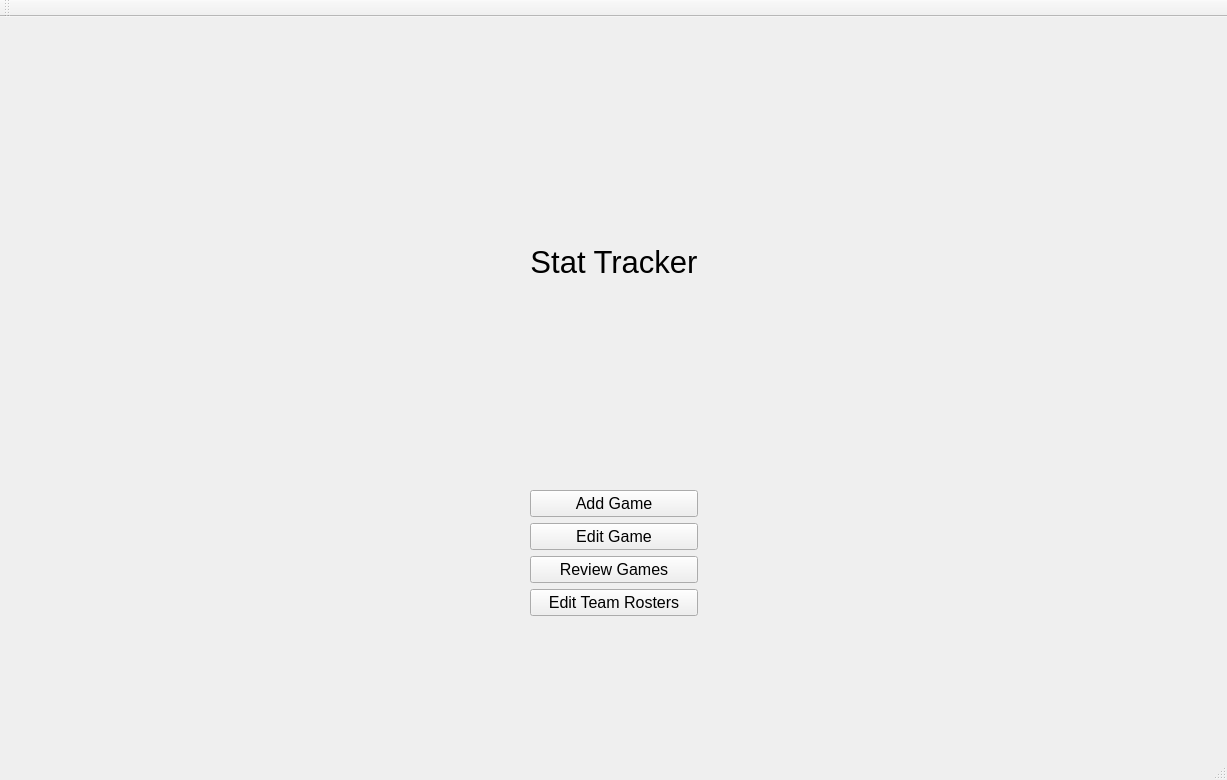
Before: the Qt Designer form mainwindow.ui in MercifulZebra/League-Stat-Tracker, drawn with Qt 5.
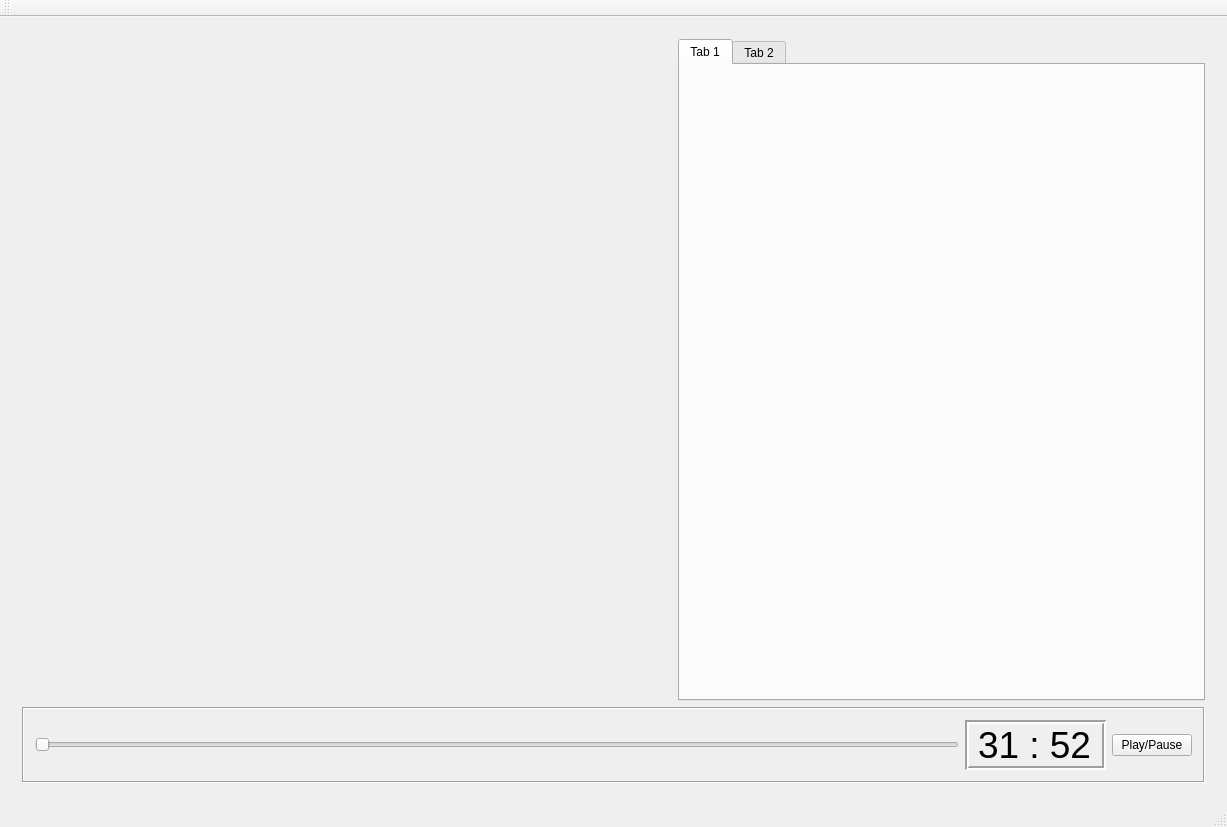
After: the same form once the commit is applied. Icons and pictures are not drawn. Custom widgets are drawn as their Qt base class.

What changed in the file:
```diff
--- a/mainwindow.ui
+++ b/mainwindow.ui
@@ -7,7 +7,7 @@
     <x>0</x>
     <y>0</y>
     <width>1227</width>
-    <height>780</height>
+    <height>827</height>
    </rect>
   </property>
   <property name="windowTitle">
@@ -15,13 +15,140 @@
   </property>
   <widget class="QWidget" name="centralWidget">
    <layout class="QGridLayout" name="gridLayout">
-    <item row="2" column="1">
+    <item row="1" column="0">
      <widget class="QStackedWidget" name="stackedWidget">
       <property name="currentIndex">
-       <number>1</number>
+       <number>0</number>
       </property>
-      <widget class="QWidget" name="page"/>
-      <widget class="QWidget" name="page_2">
+      <widget class="QWidget" name="EditGameWidget">
+       <layout class="QVBoxLayout" name="verticalLayout">
+        <item>
+         <layout class="QHBoxLayout" name="horizontalLayout_2">
+          <item>
+           <widget class="SquareLabel" name="label">
+            <property name="sizePolicy">
+             <sizepolicy hsizetype="Preferred" vsizetype="Preferred">
+              <horstretch>0</horstretch>
+              <verstretch>0</verstretch>
+             </sizepolicy>
+            </property>
+            <property name="minimumSize">
+             <size>
+              <width>650</width>
+              <height>650</height>
+             </size>
+            </property>
+            <property name="maximumSize">
+             <size>
+              <width>1200</width>
+              <height>1200</height>
+             </size>
+            </property>
+            <property name="baseSize">
+             <size>
+              <width>650</width>
+              <height>650</height>
+             </size>
+            </property>
+            <property name="text">
+             <string/>
+            </property>
+            <property name="pixmap">
+             <pixmap resource="resources/resources.qrc">:/new/TestImages/TestImages/BlobBlack.bmp</pixmap>
+            </property>
+            <property name="scaledContents">
+             <bool>true</bool>
+            </property>
+            <property name="alignment">
+             <set>Qt::AlignCenter</set>
+            </property>
+           </widget>
+          </item>
+          <item>
+           <widget class="QTabWidget" name="tabWidget">
+            <property name="sizePolicy">
+             <sizepolicy hsizetype="Expanding" vsizetype="Expanding">
+              <horstretch>0</horstretch>
+              <verstretch>0</verstretch>
+             </sizepolicy>
+            </property>
+            <property name="maximumSize">
+             <size>
+              <width>800</width>
+              <height>16777215</height>
+             </size>
+            </property>
+            <widget class="QWidget" name="tab_3">
+             <attribute name="title">
+              <string>Tab 1</string>
+             </attribute>
+            </widget>
+            <widget class="QWidget" name="tab_4">
+             <attribute name="title">
+              <string>Tab 2</string>
+             </attribute>
+            </widget>
+           </widget>
+          </item>
+         </layout>
+        </item>
+        <item>
+         <widget class="QFrame" name="frame_2">
+          <property name="frameShape">
+           <enum>QFrame::Box</enum>
+          </property>
+          <property name="frameShadow">
+           <enum>QFrame::Sunken</enum>
+          </property>
+          <property name="lineWidth">
+           <number>1</number>
+          </property>
+          <layout class="QHBoxLayout" name="horizontalLayout">
+           <item>
+            <widget class="QSlider" name="horizontalSlider">
+             <property name="orientation">
+              <enum>Qt::Horizontal</enum>
+             </property>
+            </widget>
+           </item>
+           <item>
+            <widget class="QLabel" name="label_2">
+             <property name="font">
+              <font>
+               <pointsize>28</pointsize>
+              </font>
+             </property>
+             <property name="autoFillBackground">
+              <bool>true</bool>
+             </property>
+             <property name="frameShape">
+              <enum>QFrame::Box</enum>
+             </property>
+             <property name="frameShadow">
+              <enum>QFrame::Sunken</enum>
+             </property>
+             <property name="lineWidth">
+              <number>2</number>
+             </property>
+             <property name="text">
+              <string>31 : 52</string>
+             </property>
+            </widget>
+           </item>
+           <item>
+            <widget class="QPushButton" name="pushButton">
+             <property name="text">
+              <string>Play/Pause</string>
+             </property>
+            </widget>
+           </item>
+          </layout>
+         </widget>
+        </item>
+       </layout>
+      </widget>
+      <widget class="QWidget" name="reserved"/>
+      <widget class="QWidget" name="mainScreen">
        <layout class="QGridLayout" name="gridLayout_2">
         <item row="8" column="1">
          <spacer name="verticalSpacer_2">
@@ -40,7 +167,7 @@
          </spacer>
         </item>
         <item row="2" column="1">
-         <widget class="QLabel" name="label">
+         <widget class="QLabel" name="titleLabel">
           <property name="font">
            <font>
             <pointsize>23</pointsize>
@@ -82,7 +209,7 @@
          </widget>
         </item>
         <item row="4" column="1">
-         <widget class="QPushButton" name="pushButton">
+         <widget class="QPushButton" name="addGameButton">
           <property name="sizePolicy">
            <sizepolicy hsizetype="Minimum" vsizetype="Fixed">
             <horstretch>0</horstretch>
@@ -196,6 +323,15 @@
   <widget class="QStatusBar" name="statusBar"/>
  </widget>
  <layoutdefault spacing="6" margin="11"/>
- <resources/>
+ <customwidgets>
+  <customwidget>
+   <class>SquareLabel</class>
+   <extends>QLabel</extends>
+   <header>squarelabel.h</header>
+  </customwidget>
+ </customwidgets>
+ <resources>
+  <include location="resources/resources.qrc"/>
+ </resources>
  <connections/>
 </ui>
```
Left out of the diff: 10 changed lines with no effect on the pictures.
